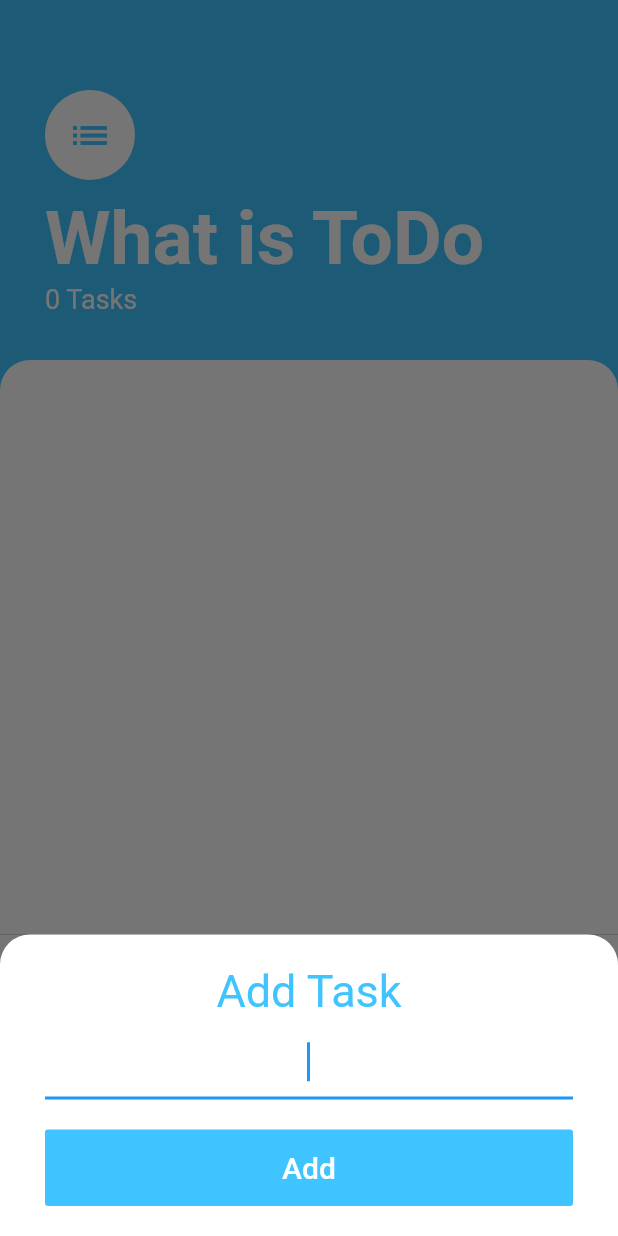
After one commit to sane120/toolkit, a Flutter app: the TasksScreen screen opened directly, after a tap on the "add" icon, on a phone screen of 412 x 824 dp. The commit adds this screen. Run offline on Flutter 3.47's test engine with Material 2 defaults, Android fonts, the phone set to English and light mode, and no system bars; our stand-ins replace flutter_spinkit, geolocator, shared_preferences; accounts and stored records are empty; network calls fail.

Commit message:
big revamp, ToDo added with local save

```diff
--- a/lib/main.dart
+++ b/lib/main.dart
@@ -1,16 +1,21 @@
 import 'package:flutter/material.dart';
 import 'package:flutter_app_numas1/screens/loading_screen.dart';
-import 'package:bubble/bubble.dart';
 import 'tracker/price_screen.dart';
+import 'screens/tasks_screen.dart';
+import 'package:provider/provider.dart';
+import 'models/task.dart';
 
 void main() => runApp(MyApp());
 
 class MyApp extends StatelessWidget {
   @override
   Widget build(BuildContext context) {
-    return MaterialApp(
-      theme: ThemeData.dark(),
-      home: Homescreen(),
+    return ChangeNotifierProvider(
+      create: (context) => Tasks()..load(),
+      child: MaterialApp(
+        theme: ThemeData.dark(),
+        home: Homescreen(),
+    ),
     );
   }
 }
@@ -47,12 +52,12 @@ class Homescreen extends StatelessWidget {
               onPressed: () {
                 Navigator.push(
                   context,
-                  MaterialPageRoute(builder: (context) => Weather()),
+                  MaterialPageRoute(builder: (context) => ToDO()),
                 );
               },
             ),
             SizedBox(height: 130, width: 100,),
-            Image.asset('images/welcome.png', width: 420,),
+            Image.asset('images/welcome.png', width: 420, height: 250),
           ],
         ),
             ),
@@ -80,3 +85,12 @@ class Tracker extends StatelessWidget {
     );
   }
 }
+
+class ToDO extends StatelessWidget{
+  @override
+  Widget build(BuildContext context) {
+    return MaterialApp(
+      home: TasksScreen(),
+    );
+  }
+}
--- /dev/null
+++ b/lib/models/task.dart
@@ -0,0 +1,89 @@
+import 'package:flutter/foundation.dart';
+import 'package:shared_preferences/shared_preferences.dart';
+
+class _Task {
+  final String name;
+  bool isChecked;
+
+  _Task(this.name, {this.isChecked = false});
+
+  void _toggleDone() {
+    this.isChecked = !this.isChecked;
+  }
+}
+
+const String _tasksKey = 'task_list';
+
+class Tasks extends ChangeNotifier {
+  List<_Task> _tasks = [];
+
+  void addTask(String name,
+      {bool isChecked = false, bool saveAfterAdd = true}) {
+    _tasks.add(_Task(name, isChecked: isChecked));
+    notifyListeners();
+    if (saveAfterAdd) {
+      save();
+    }
+  }
+
+  int get taskCount {
+    return _tasks.length;
+  }
+
+  String getTaskName(int index) {
+    return _tasks[index].name;
+  }
+
+  bool isTaskChecked(int index) {
+    return _tasks[index].isChecked;
+  }
+
+  void toggle(int index) {
+    this._tasks[index]._toggleDone();
+    notifyListeners();
+    save(task: this._tasks[index]);
+  }
+
+  void remove(int index) {
+    _tasks.removeAt(index);
+    notifyListeners();
+    save();
+  }
+
+  List<String> get taskNames {
+    return _tasks.map((e) => e.name).toList();
+  }
+
+  save({_Task task}) async {
+    final prefs = await SharedPreferences.getInstance();
+
+    if (task != null) {
+      prefs.setBool(task.name, task.isChecked);
+      return;
+    }
+    final List<String> value = this.taskNames;
+    prefs.setStringList(_tasksKey, value);
+
+    _tasks.forEach((task) {
+      print('Save - ${task.name}: ${task.isChecked}');
+      prefs.setBool(task.name, task.isChecked);
+    });
+  }
+
+  load() async {
+    final prefs = await SharedPreferences.getInstance();
+    final List<String> tasks = prefs.getStringList(_tasksKey) ?? [];
+
+    tasks.forEach((taskName) {
+      addTask(
+        taskName,
+        isChecked: prefs.getBool(taskName) ?? false,
+        saveAfterAdd: false,
+      );
+    });
+
+    _tasks.forEach((element) {
+      print('Load - ${element.name} : ${element.isChecked}');
+    });
+  }
+}
--- /dev/null
+++ b/lib/screens/add_task_screen.dart
@@ -0,0 +1,72 @@
+import 'package:flutter/material.dart';
+import 'package:provider/provider.dart';
+import 'package:flutter_app_numas1/models/task.dart';
+
+class AddTaskScreen extends StatelessWidget {
+  @override
+  Widget build(BuildContext context) {
+    String newTaskTitle;
+
+    return Consumer<Tasks>(
+      builder: (context, tasks, child) {
+        return Container(
+          color: Color(0xff757575),
+          child: Container(
+            decoration: BoxDecoration(
+              color: Colors.white,
+              borderRadius: BorderRadius.only(
+                topLeft: Radius.circular(20),
+                topRight: Radius.circular(20),
+              ),
+            ),
+            padding: EdgeInsets.symmetric(horizontal: 30, vertical: 20),
+            child: Column(
+              crossAxisAlignment: CrossAxisAlignment.stretch,
+              children: <Widget>[
+                Text(
+                  'Add Task',
+                  textAlign: TextAlign.center,
+                  style: TextStyle(
+                    fontSize: 30,
+                    color: Colors.lightBlueAccent,
+                  ),
+                ),
+                Padding(
+                  padding: const EdgeInsets.only(bottom: 20, top: 5),
+                  child: TextField(
+                    style: TextStyle(fontSize: 22),
+                    textAlign: TextAlign.center,
+                    autofocus: true,
+                    onChanged: (newTitle) {
+                      newTaskTitle = newTitle;
+                    },
+                  ),
+                ),
+                FlatButton(
+                  padding: EdgeInsets.symmetric(
+                    vertical: 14,
+                    horizontal: 50,
+                  ),
+                  child: Text(
+                    'Add',
+                    style: TextStyle(
+                      color: Colors.white,
+                      fontSize: 20,
+                    ),
+                  ),
+                  onPressed: () {
+                    if (newTaskTitle != null) {
+                      tasks.addTask(newTaskTitle);
+                      Navigator.pop(context);
+                    }
+                  },
+                  color: Colors.lightBlueAccent,
+                )
+              ],
+            ),
+          ),
+        );
+      },
+    );
+  }
+}
--- /dev/null
+++ b/lib/screens/tasks_screen.dart
@@ -0,0 +1,95 @@
+import 'package:flutter/cupertino.dart';
+import 'package:flutter/material.dart';
+import 'package:provider/provider.dart';
+import 'package:flutter_app_numas1/models/task.dart';
+import 'package:flutter_app_numas1/widgets/tasks_list.dart';
+
+import 'add_task_screen.dart';
+
+class TasksScreen extends StatefulWidget {
+  @override
+  _TasksScreenState createState() => _TasksScreenState();
+}
+
+class _TasksScreenState extends State<TasksScreen> {
+  @override
+  Widget build(BuildContext context) {
+    return Consumer<Tasks>(
+      builder: (context, tasks, child) {
+        return Scaffold(
+          backgroundColor: Colors.lightBlueAccent,
+          floatingActionButton: FloatingActionButton(
+            onPressed: () => showModalBottomSheet(
+              context: context,
+              isScrollControlled: true,
+              builder: (BuildContext context) => SingleChildScrollView(
+                child: Container(
+                  padding: EdgeInsets.only(
+                    bottom: MediaQuery.of(context).viewInsets.bottom,
+                  ),
+                  child: AddTaskScreen(),
+                ),
+              ),
+            ),
+            backgroundColor: Colors.lightBlueAccent,
+            child: Icon(Icons.add),
+          ),
+          body: Column(
+            crossAxisAlignment: CrossAxisAlignment.start,
+            children: <Widget>[
+              Container(
+                padding:
+                EdgeInsets.only(top: 60, left: 30, right: 30, bottom: 30),
+                child: Column(
+                  crossAxisAlignment: CrossAxisAlignment.start,
+                  children: <Widget>[
+                    CircleAvatar(
+                      child: Icon(
+                        Icons.list,
+                        size: 30,
+                        color: Colors.lightBlueAccent,
+                      ),
+                      backgroundColor: Colors.white,
+                      radius: 30,
+                    ),
+                    SizedBox(
+                      height: 10,
+                    ),
+                    Text(
+                      'What is ToDo',
+                      style: TextStyle(
+                        color: Colors.white,
+                        fontSize: 50,
+                        fontWeight: FontWeight.w700,
+                      ),
+                    ),
+                    Text(
+                      '${tasks?.taskCount == null ? 0 : tasks.taskCount} Tasks',
+                      style: TextStyle(
+                        color: Colors.white,
+                        fontSize: 18,
+                      ),
+                    ),
+                  ],
+                ),
+              ),
+              Expanded(
+                child: Container(
+                  padding: EdgeInsets.symmetric(horizontal: 20),
+                  decoration: BoxDecoration(
+                    borderRadius: BorderRadius.only(
+                      topLeft: Radius.circular(20),
+                      topRight: Radius.circular(20),
+                    ),
+                    color: Colors.white,
+                  ),
+                  child: TasksList(),
+                ),
+              ),
+            ],
+          ),
+        );
+      },
+    );
+  }
+}
--- a/lib/tracker/price_screen.dart
+++ b/lib/tracker/price_screen.dart
@@ -2,7 +2,6 @@ import 'package:flutter/material.dart';
 import 'package:flutter/cupertino.dart';
 import 'coin_data.dart';
 import 'dart:io' show Platform;
-import 'package:flutter_app_numas1/main.dart';
 
 class PriceScreen extends StatefulWidget {
   @override
@@ -10,7 +9,7 @@ class PriceScreen extends StatefulWidget {
 }
 
 class _PriceScreenState extends State<PriceScreen> {
-  String selectedCurrency = 'AUD';
+  String selectedCurrency = 'CHF';
 
   DropdownButton<String> androidDropdown() {
     List<DropdownMenuItem<String>> dropdownItems = [];
--- /dev/null
+++ b/lib/widgets/tasks_list.dart
@@ -0,0 +1,29 @@
+import 'package:flutter/material.dart';
+import 'package:provider/provider.dart';
+import 'package:flutter_app_numas1/models/task.dart';
+import 'task_tile.dart';
+
+class TasksList extends StatelessWidget {
+  @override
+  Widget build(BuildContext context) {
+    return Consumer<Tasks>(
+      builder: (context, tasks, child) {
+        return ListView.builder(
+          itemBuilder: (context, index) {
+            return TaskTile(
+              text: tasks.getTaskName(index),
+              isChecked: tasks.isTaskChecked(index),
+              toggleCheckbox: (checkboxState) {
+                tasks.toggle(index);
+              },
+              onLongPress: () {
+                tasks.remove(index);
+              },
+            );
+          },
+          itemCount: tasks?.taskCount == null ? 0 : tasks.taskCount,
+        );
+      },
+    );
+  }
+}
--- a/pubspec.yaml
+++ b/pubspec.yaml
@@ -14,10 +14,12 @@ dependencies:
     sdk: flutter
 
   cupertino_icons: ^0.1.2
+  provider: ^4.0.2
   geolocator: ^7.0.3
   http: ^0.12.0+2
   flutter_spinkit: ^3.1.0
   bubble: ^1.2.1
+  shared_preferences: ^2.0.5
 
 
 dev_dependencies:
```
Also changed, not shown: lib/models/task_data.dart (added, +35 -0 lines), lib/widgets/task_tile.dart (added, +27 -0 lines), pubspec.lock.
